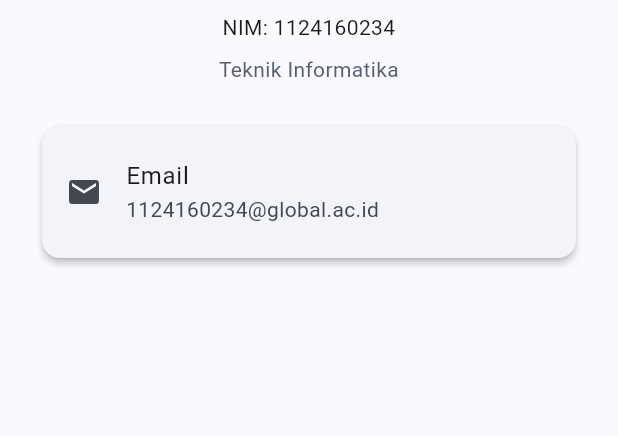
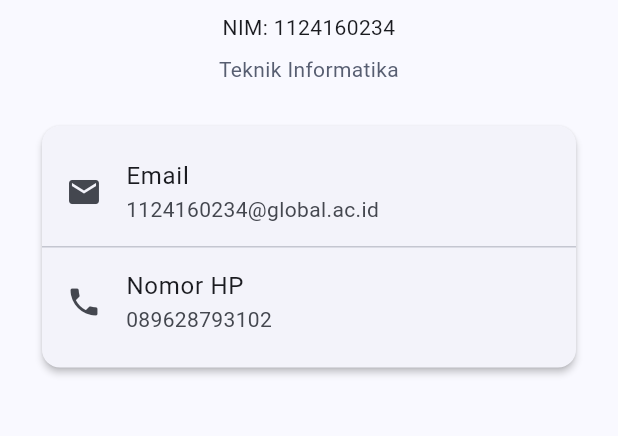
Before and after one commit to daffa-dafi/uts-pml-1124160234, a Flutter app: the screen it shows after launch, on a phone screen of 412 x 824 dp, the part 342-778 px from its top. Run offline on Flutter 3.47's test engine with Material 3 defaults, Android fonts, the phone set to English and light mode, and no system bars.

```diff
--- a/soal1_live_coding/lib/main.dart
+++ b/soal1_live_coding/lib/main.dart
@@ -126,6 +126,12 @@ class ProfilePage extends StatelessWidget {
                           label: 'Email',
                           value: '1124160234@global.ac.id',
                         ),
+                        Divider(height: 1),
+                        InfoTile(
+                          icon: Icons.phone,
+                          label: 'Nomor HP',
+                          value: '089628793102',
+                        ),
                       ],
                     ),
                   ),
```
